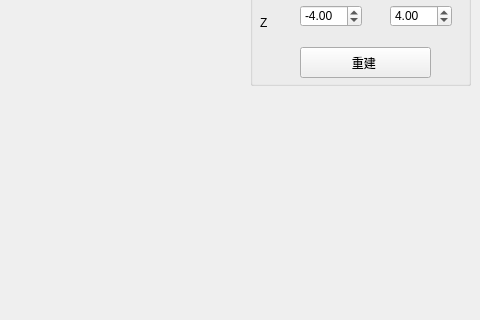
Above: pclviewer.ui from GxjGit/Myproject before the change; both pictures show x 497 to 977 and y 170 to 490 of the 977 by 616 pixel window. Below: the same form after it.
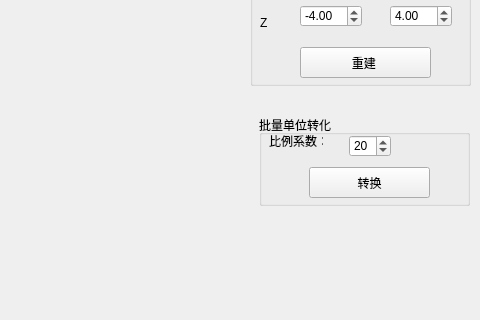
That is the form after the change. Icons and pictures are not drawn. Custom widgets are drawn as their Qt base class.

Diff of the .ui file:
```diff
--- a/pclviewer.ui
+++ b/pclviewer.ui
@@ -557,6 +557,58 @@
      </property>
     </widget>
    </widget>
+   <widget class="QGroupBox" name="groupBox_2">
+    <property name="geometry">
+     <rect>
+      <x>739</x>
+      <y>240</y>
+      <width>211</width>
+      <height>91</height>
+     </rect>
+    </property>
+    <property name="title">
+     <string>批量单位转化</string>
+    </property>
+    <widget class="QLabel" name="label_10">
+     <property name="geometry">
+      <rect>
+       <x>10</x>
+       <y>20</y>
+       <width>54</width>
+       <height>12</height>
+      </rect>
+     </property>
+     <property name="text">
+      <string>比例系数：</string>
+     </property>
+    </widget>
+    <widget class="QSpinBox" name="spinBox_Scale">
+     <property name="geometry">
+      <rect>
+       <x>90</x>
+       <y>20</y>
+       <width>42</width>
+       <height>22</height>
+      </rect>
+     </property>
+     <property name="value">
+      <number>20</number>
+     </property>
+    </widget>
+    <widget class="QPushButton" name="pushButton">
+     <property name="geometry">
+      <rect>
+       <x>50</x>
+       <y>52</y>
+       <width>121</width>
+       <height>31</height>
+      </rect>
+     </property>
+     <property name="text">
+      <string>转换</string>
+     </property>
+    </widget>
+   </widget>
    <zorder>horizontalSlider_R</zorder>
    <zorder>horizontalSlider_G</zorder>
    <zorder>horizontalSlider_B</zorder>
```
Left out of the diff: 1 changed line with no effect on the pictures.
